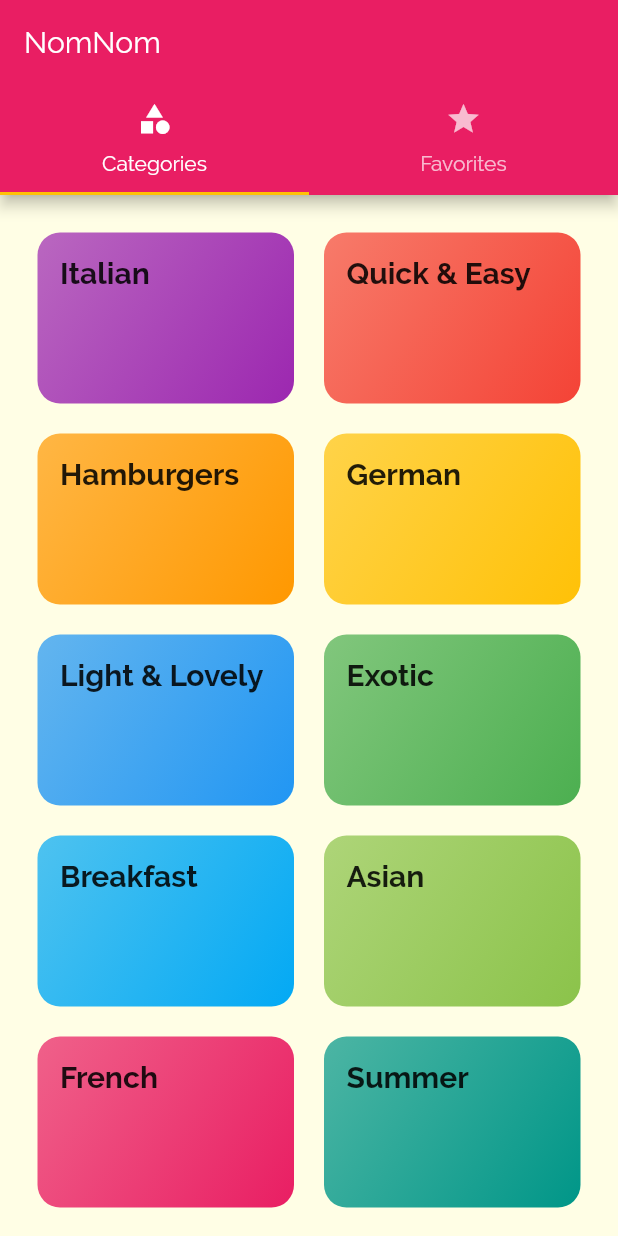
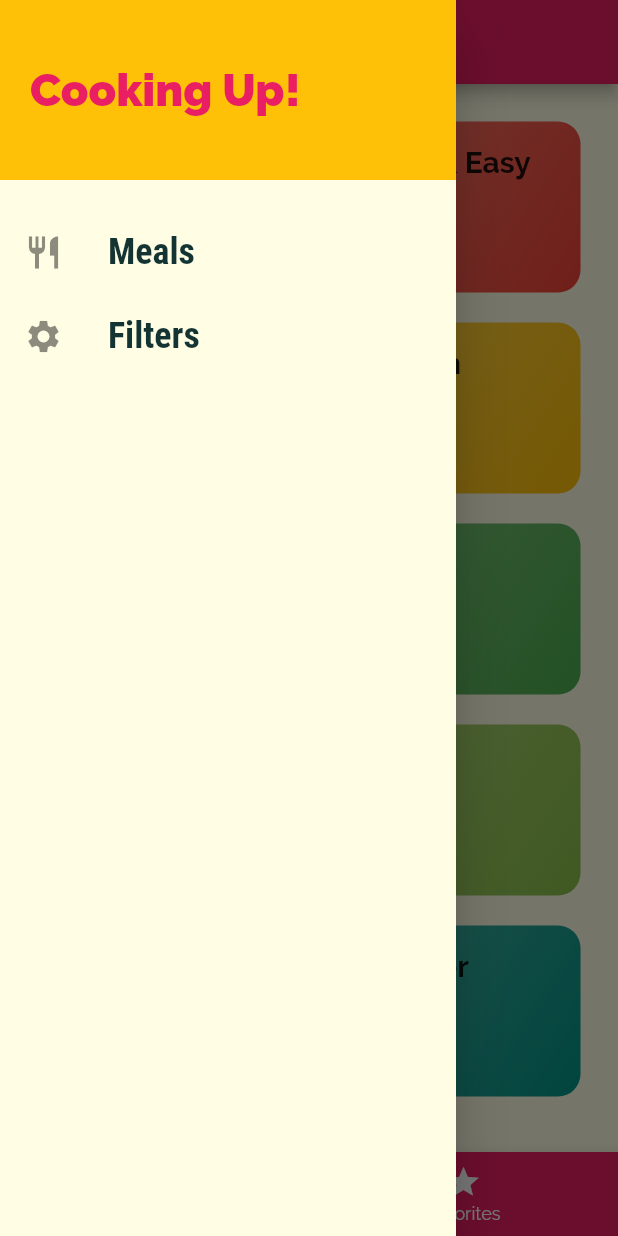
Before and after one commit to caitlynbakery/Meals_App, a Flutter app: the screen it shows after launch, with the side drawer open (before the commit the screen has no drawer), on a phone screen of 412 x 824 dp. Run offline on Flutter 3.47's test engine with Material 2 defaults, Android fonts, the phone set to English and light mode, and no system bars.

Commit message:
video 176 5:51

```diff
--- a/lib/main.dart
+++ b/lib/main.dart
@@ -1,3 +1,5 @@
+import './screens/filters_screen.dart';
+
 import './screens/tabs_screen.dart';
 
 import './screens/meal_detail_screen.dart';
@@ -35,6 +37,7 @@ class MyApp extends StatelessWidget {
         '/': (ctx) => TabsScreen(),
         CategoryMealsScreen.routeName: (ctx) => CategoryMealsScreen(),
         MealDetailScreen.routeName: (ctx) => MealDetailScreen(),
+        FiltersScreen.routeName: (ctx) => FiltersScreen(),
       },
       // onGenerateRoute: (settings) {
       //   print(settings.arguments);
--- /dev/null
+++ b/lib/screens/filters_screen.dart
@@ -0,0 +1,19 @@
+import 'package:flutter/material.dart';
+import '../widgets/main_drawer.dart';
+
+class FiltersScreen extends StatelessWidget {
+  static const routeName = '/filters';
+
+  @override
+  Widget build(BuildContext context) {
+    return Scaffold(
+      appBar: AppBar(
+        title: Text('Your Filters'),
+      ),
+      drawer: MainDrawer(),
+      body: Center(
+        child: Text('Filters!'),
+      ),
+    );
+  }
+}
--- a/lib/screens/meal_detail_screen.dart
+++ b/lib/screens/meal_detail_screen.dart
@@ -53,8 +53,8 @@ class MealDetailScreen extends StatelessWidget {
                 itemBuilder: (ctx, index) => Card(
                   color: Theme.of(context).accentColor,
                   child: Padding(
-                      padding: const EdgeInsets.symmetric(
-                          vertical: 5, horizontal: 10),
+                    padding:
+                        const EdgeInsets.symmetric(vertical: 5, horizontal: 10),
                     child: Text(selectedMeal.ingredients[index]),
                   ),
                 ),
@@ -75,6 +75,15 @@ class MealDetailScreen extends StatelessWidget {
                 itemCount: selectedMeal.steps.length))
           ],
         ),
-        ));
+      ),
+      floatingActionButton: FloatingActionButton(
+        child: Icon(
+          Icons.delete,
+        ),
+        onPressed: () {
+          Navigator.of(context).pop(mealId);
+        },
+      ),
+    );
   }
 }
--- a/lib/screens/tabs_screen.dart
+++ b/lib/screens/tabs_screen.dart
@@ -1,3 +1,5 @@
+import '../widgets/main_drawer.dart';
+
 import './favorites_screen.dart';
 
 import './categories_screen.dart';
@@ -9,30 +11,43 @@ class TabsScreen extends StatefulWidget {
 }
 
 class _TabsScreenState extends State<TabsScreen> {
+  final List<Map<String, Object>> _pages = [
+    {'page': CategoriesScreen(), 'title': 'Categories'},
+    {'page': FavoritesScreen(), 'title': 'Favorites'}
+  ];
+
+  int _selectedPageIndex = 0;
+
+  void _selectPage(int index) {
+    setState(() {
+      _selectedPageIndex = index;
+    });
+  }
+
   @override
   Widget build(BuildContext context) {
-    return DefaultTabController(
-      length: 2,
-      initialIndex: 0,
-      child: Scaffold(
-        appBar: AppBar(
-          title: Text('NomNom'),
-          bottom: TabBar(
-            tabs: <Widget>[
-              Tab(
-                icon: Icon(Icons.category),
-                text: 'Categories',
-              ),
-              Tab(
-                icon: Icon(Icons.star),
-                text: 'Favorites',
-              ),
-            ],
-          ),
-        ),
-        body: TabBarView(
-          children: <Widget>[CategoriesScreen(), FavoritesScreen()],
-        ),
+    return Scaffold(
+      appBar: AppBar(
+        title: Text(_pages[_selectedPageIndex]['title']),
+      ),
+      drawer: MainDrawer(),
+      body: _pages[_selectedPageIndex]['page'],
+      bottomNavigationBar: BottomNavigationBar(
+        onTap: _selectPage,
+        backgroundColor: Theme.of(context).primaryColor,
+        unselectedItemColor: Colors.white,
+        selectedItemColor: Theme.of(context).accentColor,
+        currentIndex: _selectedPageIndex,
+        items: [
+          BottomNavigationBarItem(
+              backgroundColor: Theme.of(context).primaryColor,
+              icon: Icon(Icons.category),
+              title: Text('Categories')),
+          BottomNavigationBarItem(
+              backgroundColor: Theme.of(context).primaryColor,
+              icon: Icon(Icons.star),
+              title: Text('Favorites'))
+        ],
       ),
     );
   }
--- /dev/null
+++ b/lib/widgets/main_drawer.dart
@@ -0,0 +1,52 @@
+import 'package:flutter/material.dart';
+import '../screens/filters_screen.dart';
+
+class MainDrawer extends StatelessWidget {
+  Widget buildListTile(String title, IconData icon, Function tapHandler) {
+    return ListTile(
+      leading: Icon(
+        icon,
+        size: 26,
+      ),
+      title: Text(title,
+          style: TextStyle(
+              fontFamily: 'RobotoCondensed',
+              fontSize: 24,
+              fontWeight: FontWeight.bold)),
+      onTap: tapHandler,
+    );
+  }
+
+  @override
+  Widget build(BuildContext context) {
+    return Drawer(
+      child: Column(
+        children: <Widget>[
+          Container(
+            height: 120,
+            width: double.infinity,
+            padding: EdgeInsets.all(20),
+            alignment: Alignment.centerLeft,
+            color: Theme.of(context).accentColor,
+            child: Text(
+              "Cooking Up!",
+              style: TextStyle(
+                  fontWeight: FontWeight.w900,
+                  fontSize: 30,
+                  color: Theme.of(context).primaryColor),
+            ),
+          ),
+          SizedBox(
+            height: 20,
+          ),
+          buildListTile('Meals', Icons.restaurant, () {
+            Navigator.of(context).pushReplacementNamed('/');
+          }),
+          buildListTile('Filters', Icons.settings, () {
+            Navigator.of(context).pushReplacementNamed(FiltersScreen.routeName);
+          })
+        ],
+      ),
+    );
+  }
+}
```
Lines whose indentation alone changed are shown as unchanged.
